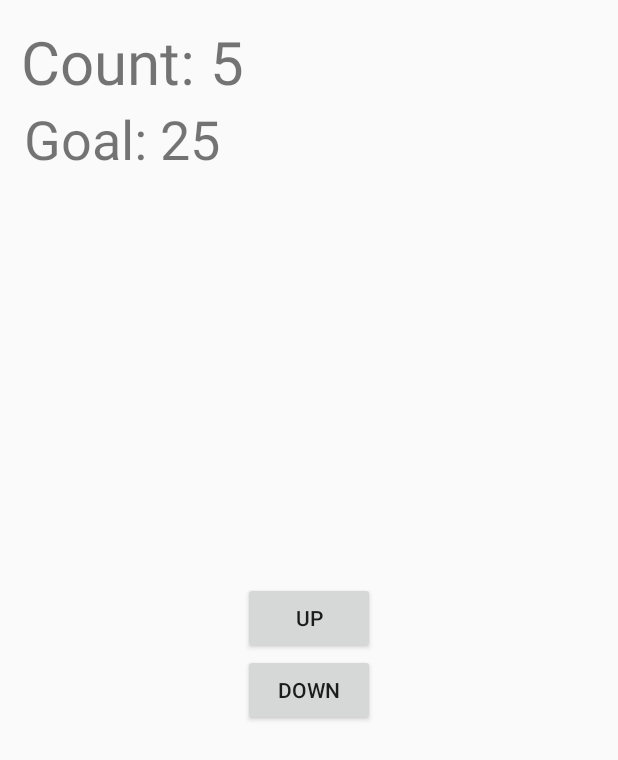
After one commit to easontm/ClickerCounter, an Android app: the layout fragment_clicker_2button.xml on its own in the app's theme, with its tools: preview values and no code run, on a phone screen of 412 x 824 dp. The commit adds this screen. Shown: the top 760 px of the screen. Run offline under Robolectric (Android 15) with nearby library versions, the phone set to English and light mode, and no system bars.

Commit message:
* Hooked up ClickerHolder * Added interface for parent activity (stubs only) * Created skeleton layouts for 1- and 2-button clickers * Created viewpager layout to hold clicker multiple tabs

```diff
--- a/mobile/build.gradle
+++ b/mobile/build.gradle
@@ -20,10 +20,11 @@ android {
 }
 
 dependencies {
-    compile fileTree(dir: 'libs', include: ['*.jar'])
+    compile fileTree(include: ['*.jar'], dir: 'libs')
     wearApp project(':wear')
     compile 'com.android.support:appcompat-v7:23.3.0'
     compile 'com.google.android.gms:play-services:8.4.0'
     compile 'com.android.support:support-v4:23.3.0'
     compile 'com.android.support:recyclerview-v7:23.3.0'
+    compile 'com.android.support:design:23.4.0'
 }
--- /dev/null
+++ b/mobile/src/main/res/layout/fragment_clicker_2button.xml
@@ -0,0 +1,42 @@
+<?xml version="1.0" encoding="utf-8"?>
+<RelativeLayout xmlns:android="http://schemas.android.com/apk/res/android"
+                android:orientation="vertical"
+                android:layout_width="match_parent"
+                android:layout_height="match_parent"
+    >
+
+    <TextView
+        android:id="@+id/text_count"
+        android:layout_width="match_parent"
+        android:layout_height="wrap_content"
+        android:text="Count: 5"
+        android:textSize="40sp"
+        android:layout_marginLeft="14dp"
+        android:layout_marginTop="14dp"/>
+
+    <TextView
+        android:id="@+id/text_goal"
+        android:layout_width="match_parent"
+        android:layout_height="wrap_content"
+        android:text="Goal: 25"
+        android:layout_below="@id/text_count"
+        android:textSize="36sp"
+        android:layout_marginLeft="16dp"
+        />
+
+    <Button
+        android:id="@+id/button_increment"
+        android:layout_width="wrap_content"
+        android:layout_height="wrap_content"
+        android:text="UP"
+        android:layout_centerInParent="true"/>
+
+    <Button
+        android:id="@+id/button_decrement"
+        android:layout_width="wrap_content"
+        android:layout_height="wrap_content"
+        android:text="DOWN"
+        android:layout_centerHorizontal="true"
+        android:layout_below="@id/button_increment"/>
+
+</RelativeLayout>
--- a/mobile/src/main/res/layout/list_item_clicker.xml
+++ b/mobile/src/main/res/layout/list_item_clicker.xml
@@ -8,7 +8,7 @@
         android:layout_width="wrap_content"
         android:layout_height="wrap_content"
         android:layout_alignParentLeft="true"
-        android:src="@mipmap/ic_list_item_achieve"/>
+        android:src="@drawable/ic_achieve_icon"/>
 
     <TextView
         android:id="@+id/list_item_title_text"
```
Also changed, not shown: mobile/src/main/java/com/easontm/tyler/clicker/ClickerListActivity.java (+12 -1 lines), mobile/src/main/java/com/easontm/tyler/clicker/ClickerListFragment.java (+15 -0 lines), mobile/src/main/res/layout/fragment_clicker_1button.xml (added, +34 -0 lines), mobile/src/main/res/layout/fragment_clicker_parent.xml (added, +21 -0 lines), mobile/src/main/res/drawable-hdpi/ic_achieve_icon.png (added), mobile/src/main/res/drawable-hdpi/ic_action_name.png (added), mobile/src/main/res/drawable-mdpi/ic_achieve_icon.png (added), mobile/src/main/res/drawable-mdpi/ic_action_name.png (added), mobile/src/main/res/drawable-xhdpi/ic_achieve_icon.png (added), mobile/src/main/res/drawable-xhdpi/ic_action_name.png (added), mobile/src/main/res/drawable-xxhdpi/ic_achieve_icon.png (added), mobile/src/main/res/drawable-xxhdpi/ic_action_name.png (added).
